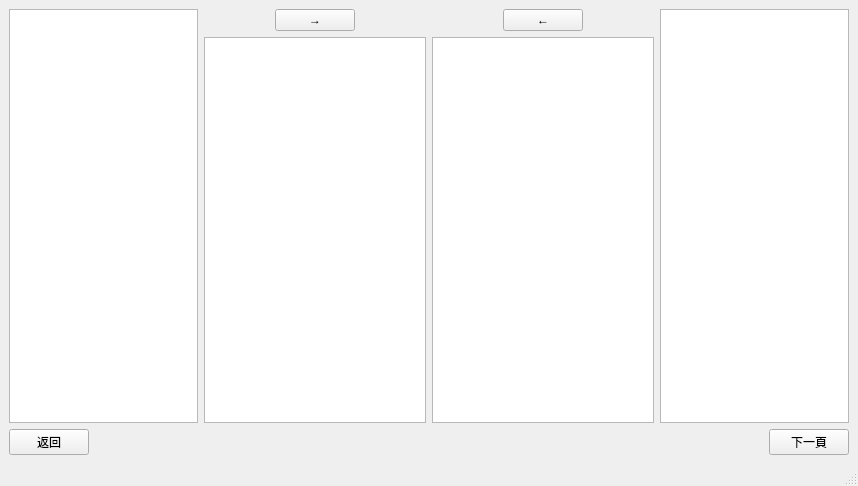
Old version of the form view/UI/Revise_MakeQuestion_UI.ui in the repository allen880612/Question-Database-System.
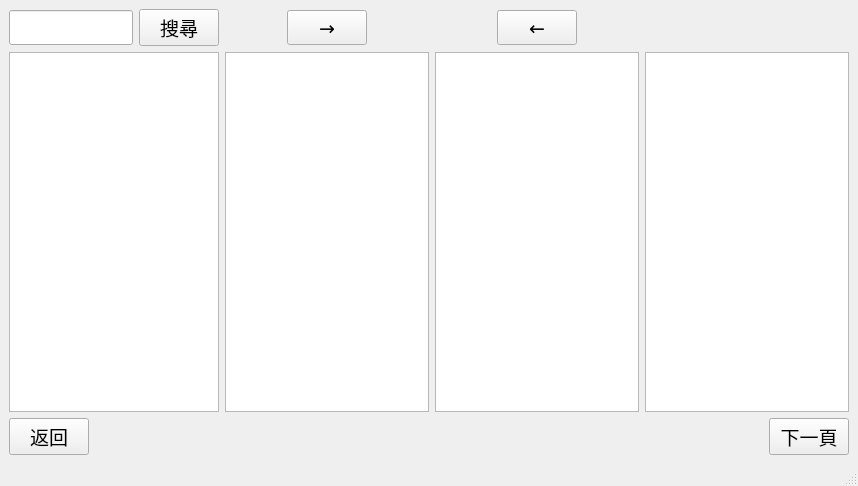
New version of the form.

Commit message: QDS Ver1.3.2 部分UI字放大 選擇題目 -> 選擇科目 增加搜尋框 (功能未做)

Diff of the .ui file:
```diff
--- a/view/UI/Revise_MakeQuestion_UI.ui
+++ b/view/UI/Revise_MakeQuestion_UI.ui
@@ -24,6 +24,12 @@
        <layout class="QHBoxLayout" name="horizontalLayout_3">
         <item>
          <widget class="QPushButton" name="button_return">
+          <property name="font">
+           <font>
+            <family>微軟正黑體</family>
+            <pointsize>14</pointsize>
+           </font>
+          </property>
           <property name="text">
            <string>返回</string>
           </property>
@@ -44,6 +50,12 @@
         </item>
         <item>
          <widget class="QPushButton" name="button_continue">
+          <property name="font">
+           <font>
+            <family>微軟正黑體</family>
+            <pointsize>14</pointsize>
+           </font>
+          </property>
           <property name="text">
            <string>下一頁</string>
           </property>
@@ -53,18 +65,19 @@
       </item>
       <item row="0" column="0">
        <layout class="QHBoxLayout" name="horizontalLayout_6">
-        <item>
-         <widget class="QListWidget" name="listWidget_make_question_level"/>
-        </item>
         <item>
          <layout class="QGridLayout" name="gridLayout_3">
-          <item row="1" column="0">
-           <widget class="QListWidget" name="listWidget_none_select_question"/>
+          <item row="1" column="3">
+           <widget class="QListWidget" name="listWidget_selected_question">
+            <property name="font">
+             <font>
+              <family>微軟正黑體</family>
+              <pointsize>15</pointsize>
+             </font>
+            </property>
+           </widget>
           </item>
-          <item row="1" column="2">
-           <widget class="QListWidget" name="listWidget_selected_question"/>
-          </item>
-          <item row="0" column="2">
+          <item row="0" column="3">
            <layout class="QHBoxLayout" name="horizontalLayout_8">
             <item>
              <spacer name="horizontalSpacer_5">
@@ -81,6 +94,12 @@
             </item>
             <item>
              <widget class="QPushButton" name="button_remove_question">
+              <property name="font">
+               <font>
+                <family>微軟正黑體</family>
+                <pointsize>14</pointsize>
+               </font>
+              </property>
               <property name="text">
                <string>←</string>
               </property>
@@ -101,7 +120,34 @@
             </item>
            </layout>
           </item>
-          <item row="0" column="0">
+          <item row="1" column="4">
+           <widget class="QTextEdit" name="textEdit_preview_question">
+            <property name="font">
+             <font>
+              <family>微軟正黑體</family>
+              <pointsize>15</pointsize>
+             </font>
+            </property>
+            <property name="html">
+             <string>&lt;!DOCTYPE HTML PUBLIC &quot;-//W3C//DTD HTML 4.0//EN&quot; &quot;http://www.w3.org/TR/REC-html40/strict.dtd&quot;&gt;
+&lt;html&gt;&lt;head&gt;&lt;meta name=&quot;qrichtext&quot; content=&quot;1&quot; /&gt;&lt;style type=&quot;text/css&quot;&gt;
+p, li { white-space: pre-wrap; }
+&lt;/style&gt;&lt;/head&gt;&lt;body style=&quot; font-family:'微軟正黑體'; font-size:15pt; font-weight:400; font-style:normal;&quot;&gt;
+&lt;p style=&quot;-qt-paragraph-type:empty; margin-top:0px; margin-bottom:0px; margin-left:0px; margin-right:0px; -qt-block-indent:0; text-indent:0px;&quot;&gt;&lt;br /&gt;&lt;/p&gt;&lt;/body&gt;&lt;/html&gt;</string>
+            </property>
+           </widget>
+          </item>
+          <item row="1" column="1">
+           <widget class="QListWidget" name="listWidget_none_select_question">
+            <property name="font">
+             <font>
+              <family>微軟正黑體</family>
+              <pointsize>15</pointsize>
+             </font>
+            </property>
+           </widget>
+          </item>
+          <item row="0" column="1">
            <layout class="QHBoxLayout" name="horizontalLayout_7">
             <item>
              <spacer name="horizontalSpacer_3">
@@ -118,6 +164,12 @@
             </item>
             <item>
              <widget class="QPushButton" name="button_add_question">
+              <property name="font">
+               <font>
+                <family>微軟正黑體</family>
+                <pointsize>14</pointsize>
+               </font>
+              </property>
               <property name="text">
                <string>→</string>
               </property>
@@ -138,11 +190,54 @@
             </item>
            </layout>
           </item>
+          <item row="1" column="0">
+           <widget class="QListWidget" name="listWidget_make_question_level">
+            <property name="font">
+             <font>
+              <family>微軟正黑體</family>
+              <pointsize>15</pointsize>
+             </font>
+            </property>
+           </widget>
+          </item>
+          <item row="0" column="0">
+           <layout class="QHBoxLayout" name="horizontalLayout_2">
+            <item>
+             <widget class="QLineEdit" name="text_search">
+              <property name="font">
+               <font>
+                <family>微軟正黑體</family>
+                <pointsize>14</pointsize>
+               </font>
+              </property>
+              <property name="inputMask">
+               <string/>
+              </property>
+              <property name="text">
+               <string notr="true"/>
+              </property>
+              <property name="frame">
+               <bool>true</bool>
+              </property>
+             </widget>
+            </item>
+            <item>
+             <widget class="QPushButton" name="button_search">
+              <property name="font">
+               <font>
+                <family>微軟正黑體</family>
+                <pointsize>14</pointsize>
+               </font>
+              </property>
+              <property name="text">
+               <string>搜尋</string>
+              </property>
+             </widget>
+            </item>
+           </layout>
+          </item>
          </layout>
         </item>
-        <item>
-         <widget class="QTextEdit" name="textEdit_preview_question"/>
-        </item>
        </layout>
       </item>
      </layout>
```
The commit also changes 14 other files.
